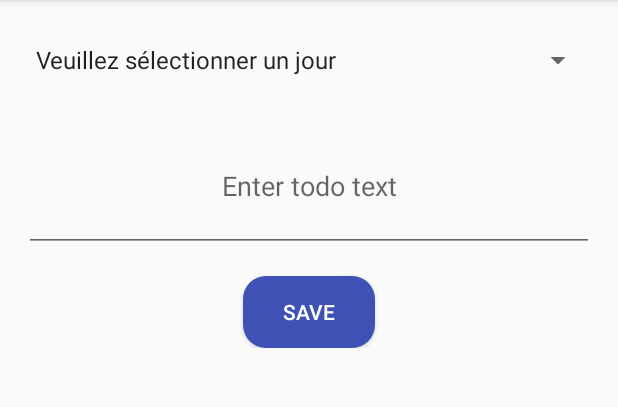
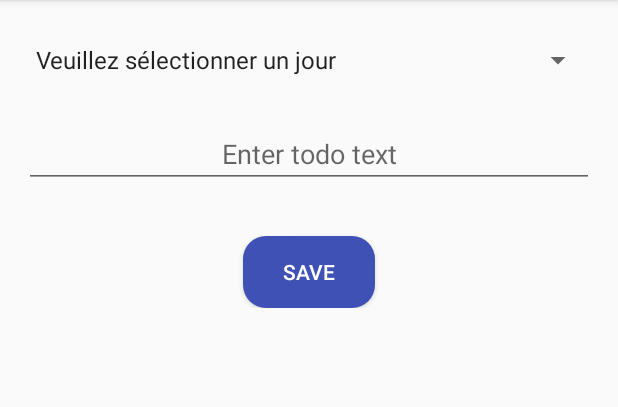
Before and after one commit to svc985/ToDoKotlin, an Android app: the ItemDetailsActivity screen opened directly, with no data from a screen before it, on a phone screen of 412 x 824 dp, the part 84-491 px from its top. Run offline under Robolectric (Android 15) with nearby library versions, the phone set to English and light mode, and no system bars; our stand-ins replace Timber.

Commit message:
Minor adjustments

```diff
--- a/app/src/main/res/layout/activity_item_details.xml
+++ b/app/src/main/res/layout/activity_item_details.xml
@@ -35,7 +35,9 @@
             android:layout_marginStart="@dimen/activity_horizontal_margin"
             android:gravity="center"
             android:hint="@string/activity_item_details_enter_todo_hint_text"
-            android:lines="3"
+            android:imeOptions="actionDone"
+            android:inputType="text"
+            android:maxLines="1"
             app:layout_constraintBottom_toBottomOf="parent"
             app:layout_constraintEnd_toEndOf="parent"
             app:layout_constraintStart_toStartOf="parent" />
@@ -45,6 +47,7 @@
             android:layout_width="wrap_content"
             android:layout_height="wrap_content"
             android:layout_gravity="center"
+            android:layout_marginTop="@dimen/activity_vertical_margin"
             android:background="@drawable/button_rounded_corners"
             android:text="@string/activity_item_details_save"
             android:textColor="@color/white" />
```
Also changed, not shown: app/src/main/AndroidManifest.xml (+10 -2 lines), app/src/main/java/org/prikic/todokotlin/itemdetails/ItemDetailsActivity.kt (+26 -2 lines).
